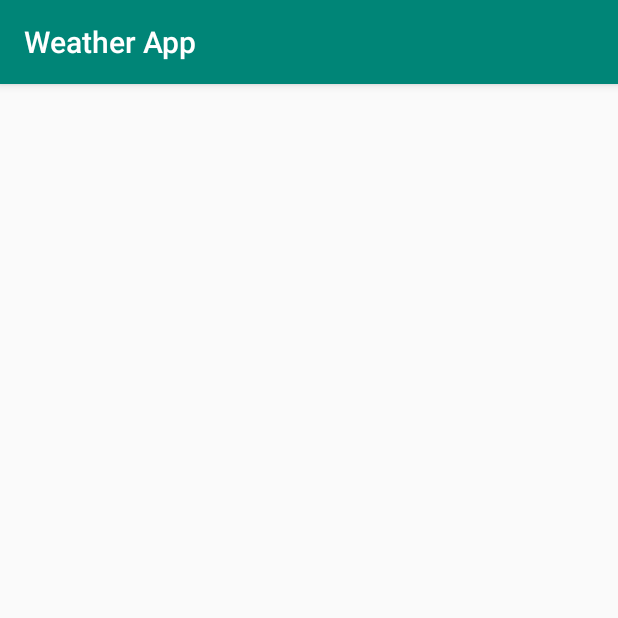
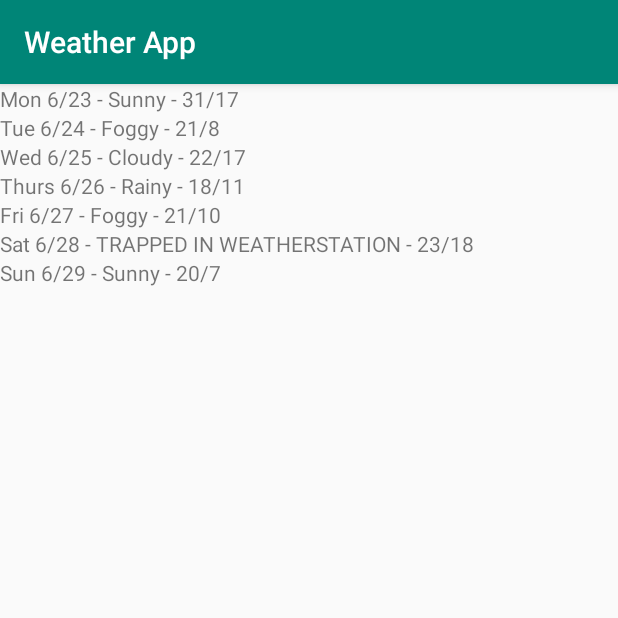
Before and after one commit to JUANDIEGOGARITA/weather-app-kotlin, an Android app: the screen it shows after launch (MainActivity), on a phone screen of 412 x 824 dp, the top half of it. Run offline under Robolectric (Android 15) with nearby library versions, the phone set to English and light mode, and no system bars.

Commit message:
Includes local dummy data for testing

```diff
--- a/WeatherApp/app/src/main/java/com/jd/android/weatherapp/activity/MainActivity.kt
+++ b/WeatherApp/app/src/main/java/com/jd/android/weatherapp/activity/MainActivity.kt
@@ -5,13 +5,25 @@ import android.support.v7.app.AppCompatActivity
 import android.support.v7.widget.LinearLayoutManager
 import android.support.v7.widget.RecyclerView
 import com.jd.android.weatherapp.R
+import com.jd.android.weatherapp.adapter.ForecastListAdapter
 
 class MainActivity : AppCompatActivity() {
+
+    private val items = listOf(
+        "Mon 6/23 - Sunny - 31/17",
+        "Tue 6/24 - Foggy - 21/8",
+        "Wed 6/25 - Cloudy - 22/17",
+        "Thurs 6/26 - Rainy - 18/11",
+        "Fri 6/27 - Foggy - 21/10",
+        "Sat 6/28 - TRAPPED IN WEATHERSTATION - 23/18",
+        "Sun 6/29 - Sunny - 20/7"
+    )
 
     override fun onCreate(savedInstanceState: Bundle?) {
         super.onCreate(savedInstanceState)
         setContentView(R.layout.activity_main)
         val forecastList = findViewById<RecyclerView>(R.id.forecast_list)
         forecastList.layoutManager = LinearLayoutManager(this)
+        forecastList.adapter = ForecastListAdapter(items)
     }
 }
```
